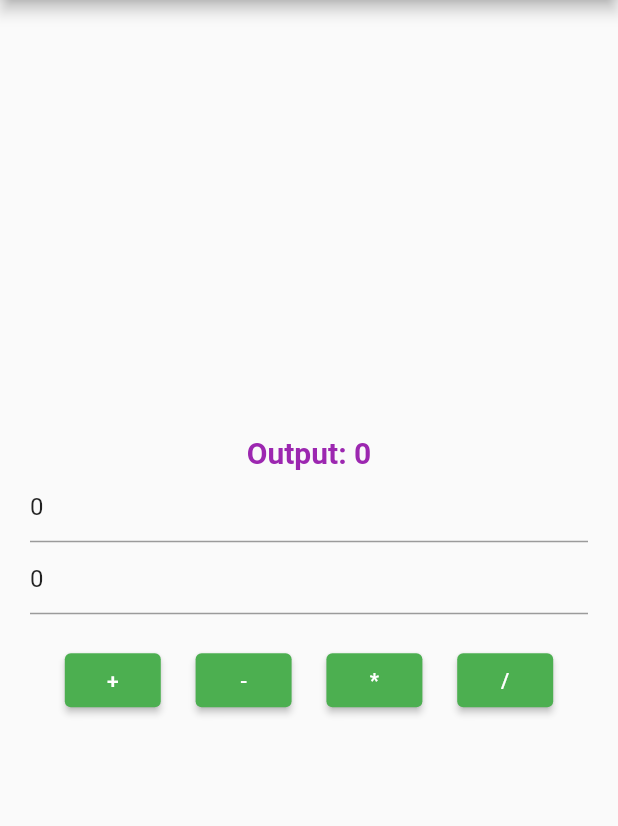
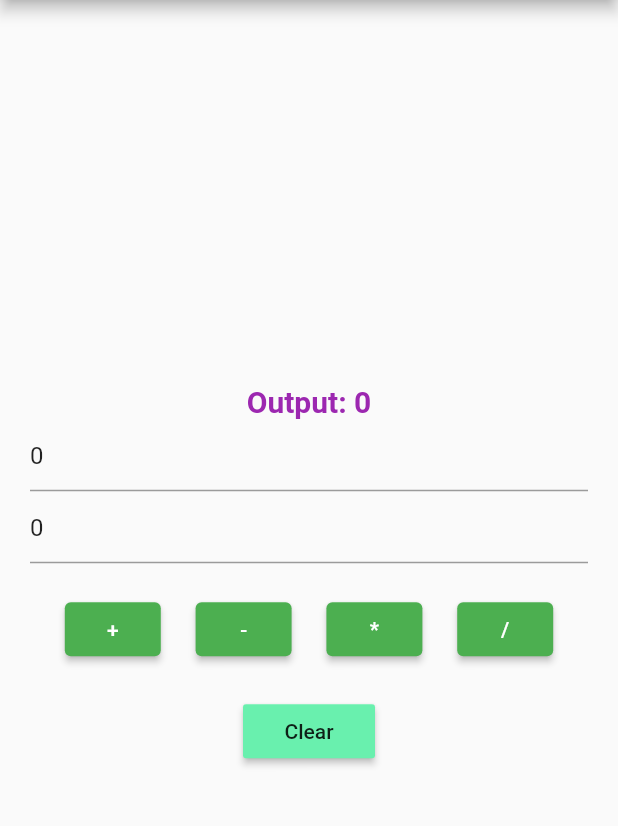
Before and after one commit to Mugilan-Codes/flutter-calculator, a Flutter app: the screen it shows after launch, on a phone screen of 412 x 824 dp, the part 84-910 px from its top. Run offline on Flutter 3.47's test engine with Material 2 defaults, Android fonts, the phone set to English and light mode, and no system bars.

Commit message:
clear function

```diff
--- a/lib/home_page.dart
+++ b/lib/home_page.dart
@@ -83,22 +83,32 @@ class _HomePageState extends State<HomePage> {
                   mainAxisAlignment: MainAxisAlignment.spaceEvenly,
                   children: [
                     ElevatedButton(
-                      onPressed: () => doAddition(),
+                      onPressed: doAddition,
                       child: const Text("+"),
                       style: ElevatedButton.styleFrom(primary: Colors.green),
                     ),
                     ElevatedButton(
-                        onPressed: () => doSubtraction(),
+                        onPressed: doSubtraction,
                         child: const Text("-"),
                         style: ElevatedButton.styleFrom(primary: Colors.green)),
                     ElevatedButton(
-                        onPressed: () => doMultiplication(),
+                        onPressed: doMultiplication,
                         child: const Text("*"),
                         style: ElevatedButton.styleFrom(primary: Colors.green)),
                     ElevatedButton(
-                        onPressed: () => doDivision(),
+                        onPressed: doDivision,
                         child: const Text("/"),
                         style: ElevatedButton.styleFrom(primary: Colors.green))
+                  ],
+                ),
+                const Padding(padding: EdgeInsets.only(top: 20.0)),
+                Row(
+                  mainAxisAlignment: MainAxisAlignment.center,
+                  children: [
+                    MaterialButton(
+                        onPressed: doClear,
+                        child: const Text("Clear"),
+                        color: Colors.greenAccent)
                   ],
                 )
               ],
```
